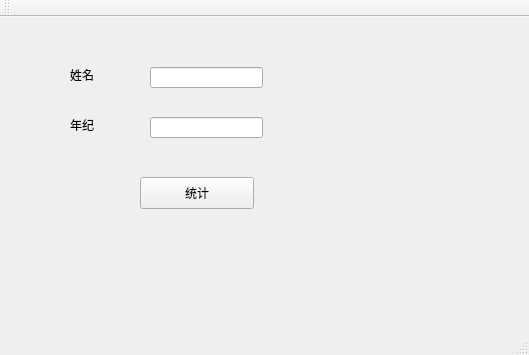
MagnumSong/MyInsight_CPP, file QtTest/QtTest/mainwindow.ui: the form before one commit.
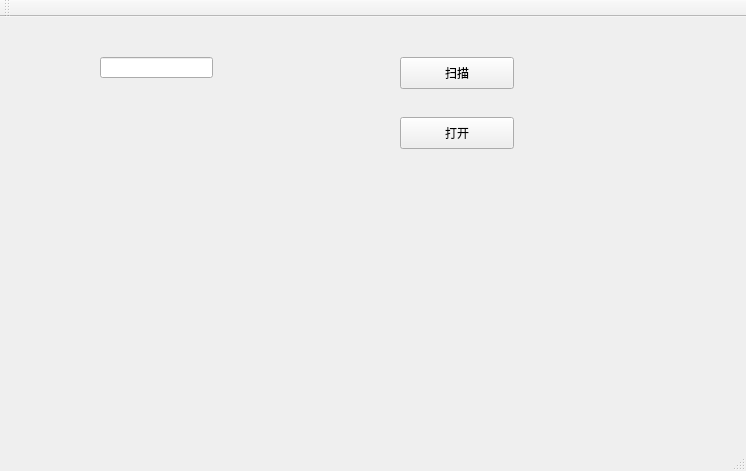
The form after the commit.

Patch:
```diff
--- a/QtTest/QtTest/mainwindow.ui
+++ b/QtTest/QtTest/mainwindow.ui
@@ -6,71 +6,48 @@
    <rect>
     <x>0</x>
     <y>0</y>
-    <width>529</width>
-    <height>355</height>
+    <width>746</width>
+    <height>471</height>
    </rect>
   </property>
   <property name="windowTitle">
    <string>MainWindow</string>
   </property>
   <widget class="QWidget" name="centralWidget">
-   <widget class="QLabel" name="label">
-    <property name="geometry">
-     <rect>
-      <x>70</x>
-      <y>50</y>
-      <width>59</width>
-      <height>16</height>
-     </rect>
-    </property>
-    <property name="text">
-     <string>姓名</string>
-    </property>
-   </widget>
-   <widget class="QLineEdit" name="lineEdit">
-    <property name="geometry">
-     <rect>
-      <x>150</x>
-      <y>50</y>
-      <width>113</width>
-      <height>21</height>
-     </rect>
-    </property>
-   </widget>
-   <widget class="QLineEdit" name="lineEdit_2">
-    <property name="geometry">
-     <rect>
-      <x>150</x>
-      <y>100</y>
-      <width>113</width>
-      <height>21</height>
-     </rect>
-    </property>
-   </widget>
    <widget class="QPushButton" name="pushButton">
     <property name="geometry">
      <rect>
-      <x>140</x>
-      <y>160</y>
-      <width>114</width>
-      <height>32</height>
-     </rect>
-    </property>
-    <property name="text">
-     <string>统计</string>
-    </property>
-   </widget>
-   <widget class="QLabel" name="label_2">
-    <property name="geometry">
-     <rect>
-      <x>70</x>
+      <x>400</x>
       <y>100</y>
-      <width>59</width>
-      <height>16</height>
+      <width>114</width>
+      <height>32</height>
      </rect>
     </property>
     <property name="text">
-     <string>年纪</string>
+     <string>打开</string>
+    </property>
+   </widget>
+   <widget class="QLineEdit" name="lineEdit">
+    <property name="geometry">
+     <rect>
+      <x>100</x>
+      <y>40</y>
+      <width>113</width>
+      <height>21</height>
+     </rect>
+    </property>
+   </widget>
+   <widget class="QPushButton" name="scanport">
+    <property name="geometry">
+     <rect>
+      <x>400</x>
+      <y>40</y>
+      <width>114</width>
+      <height>32</height>
+     </rect>
+    </property>
+    <property name="text">
+     <string>扫描</string>
     </property>
    </widget>
   </widget>
```
Left out of the diff: 2 changed lines with no effect on the pictures.
